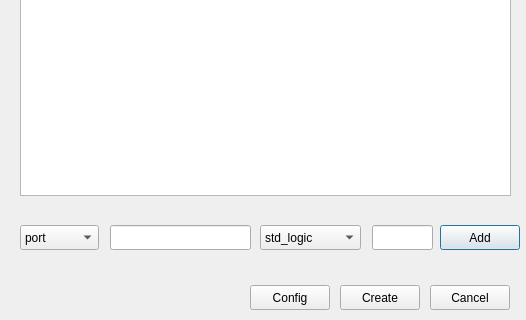
Before: the Qt Designer form src/UI/UIs/File_generator_UI.ui in DRubioG/HDLHelper, drawn with Qt 5; both pictures show x 0 to 526 and y 315 to 635 of the 526 by 635 pixel window.
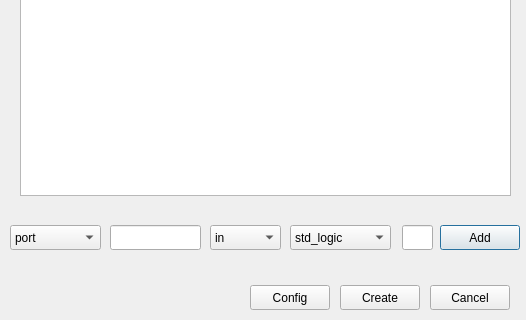
After: the same form once the commit is applied.

```diff
--- a/src/UI/UIs/File_generator_UI.ui
+++ b/src/UI/UIs/File_generator_UI.ui
@@ -36,9 +36,9 @@
   <widget class="QComboBox" name="comboBox_port_generic">
    <property name="geometry">
     <rect>
-     <x>20</x>
+     <x>10</x>
      <y>540</y>
-     <width>79</width>
+     <width>91</width>
      <height>25</height>
     </rect>
    </property>
@@ -58,18 +58,21 @@
     <rect>
      <x>110</x>
      <y>540</y>
-     <width>141</width>
+     <width>91</width>
      <height>25</height>
     </rect>
    </property>
    <property name="text">
     <string/>
    </property>
+   <property name="alignment">
+    <set>Qt::AlignRight|Qt::AlignTrailing|Qt::AlignVCenter</set>
+   </property>
   </widget>
   <widget class="QComboBox" name="comboBox_type">
    <property name="geometry">
     <rect>
-     <x>260</x>
+     <x>290</x>
      <y>540</y>
      <width>101</width>
      <height>25</height>
@@ -99,15 +102,24 @@
   <widget class="QLineEdit" name="lineEdit_bits">
    <property name="geometry">
     <rect>
-     <x>372</x>
+     <x>402</x>
      <y>540</y>
-     <width>61</width>
+     <width>31</width>
      <height>25</height>
     </rect>
    </property>
+   <property name="layoutDirection">
+    <enum>Qt::LeftToRight</enum>
+   </property>
+   <property name="autoFillBackground">
+    <bool>false</bool>
+   </property>
    <property name="text">
     <string/>
    </property>
+   <property name="alignment">
+    <set>Qt::AlignRight|Qt::AlignTrailing|Qt::AlignVCenter</set>
+   </property>
   </widget>
   <widget class="QPushButton" name="pushButton_add">
    <property name="geometry">
@@ -200,6 +212,55 @@
     <string>Sort</string>
    </property>
   </widget>
+  <widget class="QComboBox" name="comboBox_inout">
+   <property name="geometry">
+    <rect>
+     <x>210</x>
+     <y>540</y>
+     <width>71</width>
+     <height>25</height>
+    </rect>
+   </property>
+   <item>
+    <property name="text">
+     <string>in</string>
+    </property>
+   </item>
+   <item>
+    <property name="text">
+     <string>out</string>
+    </property>
+   </item>
+   <item>
+    <property name="text">
+     <string>inout</string>
+    </property>
+   </item>
+  </widget>
+  <widget class="QTableWidget" name="tableWidget_content">
+   <property name="geometry">
+    <rect>
+     <x>20</x>
+     <y>310</y>
+     <width>491</width>
+     <height>201</height>
+    </rect>
+   </property>
+  </widget>
+  <zorder>tableWidget_content</zorder>
+  <zorder>textEdit_text</zorder>
+  <zorder>comboBox_port_generic</zorder>
+  <zorder>lineEdit_name</zorder>
+  <zorder>comboBox_type</zorder>
+  <zorder>lineEdit_bits</zorder>
+  <zorder>pushButton_add</zorder>
+  <zorder>pushButton_create</zorder>
+  <zorder>pushButton_cancel</zorder>
+  <zorder>pushButton_config</zorder>
+  <zorder>lineEdit_entity</zorder>
+  <zorder>lineEdit_architecture</zorder>
+  <zorder>radioButton_sort</zorder>
+  <zorder>comboBox_inout</zorder>
  </widget>
  <resources/>
  <connections/>
```
Left out of the diff: 11 changed lines with no effect on the pictures.
